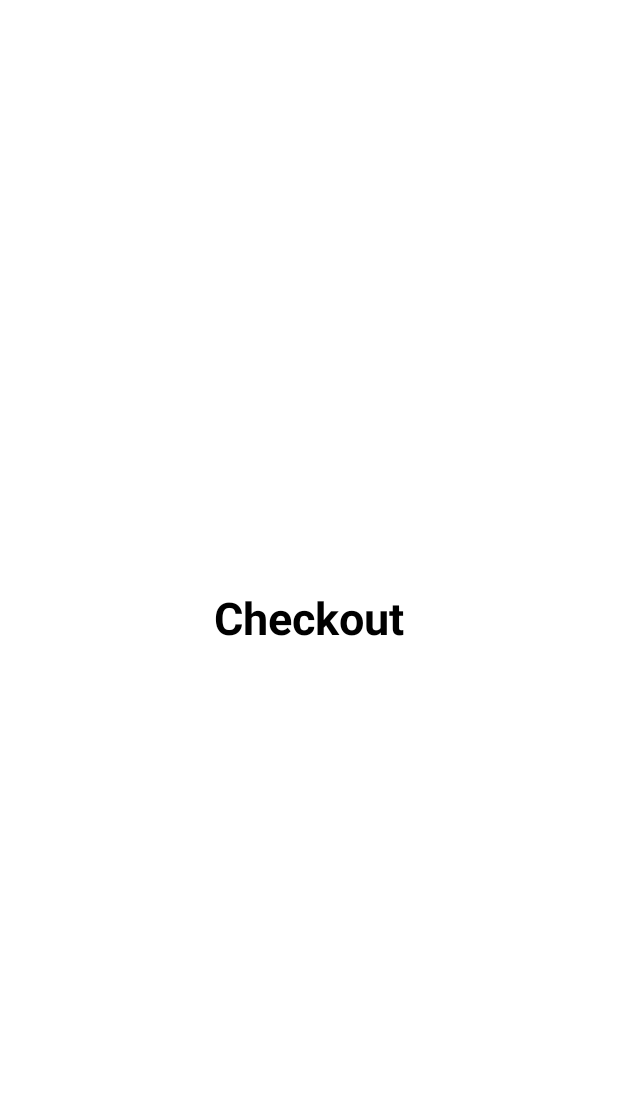
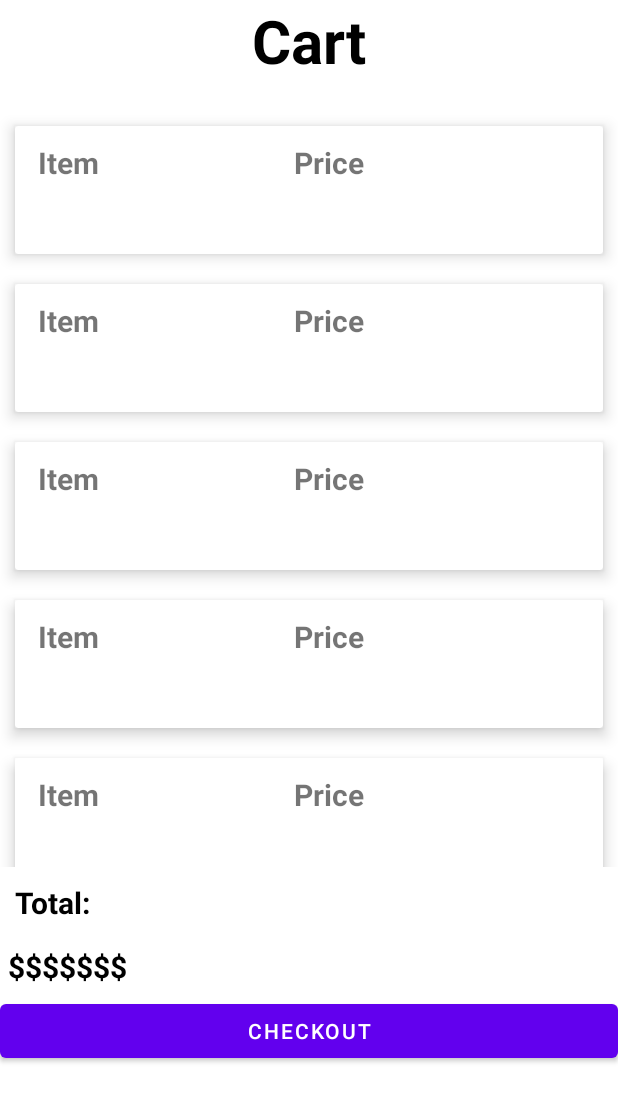
Before and after one commit to jabezj1/CampusCuisine, an Android app: the layout fragment_checkout.xml on its own in the app's theme, with its tools: preview values and no code run, on a phone screen of 412 x 824 dp. Shown: the top 1102 px of the screen. Run offline under Robolectric (Android 15) with nearby library versions, the phone set to English and light mode, and no system bars.

Commit message:
Checkout Fragment Version 1.02

```diff
--- a/app/build.gradle
+++ b/app/build.gradle
@@ -64,6 +64,13 @@ dependencies {
     androidTestImplementation 'androidx.test.espresso:espresso-core:3.4.0'
 
     implementation 'com.github.ismaeldivita:chip-navigation-bar:1.4.0'
+
+
+    // for adding recyclerview
+    implementation 'androidx.recyclerview:recyclerview:1.2.0'
+
+    // for adding cardview
+    implementation 'androidx.cardview:cardview:1.0.0'
 }
 
 secrets {
--- a/app/src/main/java/com/example/campuscuisine/CheckoutFragment.kt
+++ b/app/src/main/java/com/example/campuscuisine/CheckoutFragment.kt
@@ -5,6 +5,8 @@ import androidx.fragment.app.Fragment
 import android.view.LayoutInflater
 import android.view.View
 import android.view.ViewGroup
+import androidx.recyclerview.widget.LinearLayoutManager
+import androidx.recyclerview.widget.RecyclerView
 
 
 class CheckoutFragment : Fragment() {
@@ -15,4 +17,33 @@ class CheckoutFragment : Fragment() {
     ): View? {
         return inflater.inflate(R.layout.fragment_checkout, container, false)
     }
+
+
+    override fun onViewCreated(view: View, savedInstanceState: Bundle?) {
+        super.onViewCreated(view, savedInstanceState)
+
+        val recyclerview = view?.findViewById<RecyclerView>(R.id.recyclerview)
+
+        // this creates a vertical layout Manager
+        if (recyclerview != null) {
+            recyclerview.layoutManager = LinearLayoutManager(activity)
+        }
+
+        // ArrayList of class ItemsViewModel
+        val data = ArrayList<ItemsViewModel>()
+
+        // This loop will create 20 Views containing
+        // the image with the count of view
+        for (i in 1..20) {
+            data.add(ItemsViewModel("$"+i, "Item " + i))
+        }
+
+        // This will pass the ArrayList to our Adapter
+        val adapter = CustomAdapter(data)
+
+        // Setting the Adapter with the recyclerview
+        if (recyclerview != null) {
+            recyclerview.adapter = adapter
+        }
+    }
 }
--- /dev/null
+++ b/app/src/main/java/com/example/campuscuisine/CustomAdapter.kt
@@ -0,0 +1,49 @@
+package com.example.campuscuisine
+
+import android.view.LayoutInflater
+import android.view.View
+import android.view.ViewGroup
+import android.widget.TextView
+import androidx.recyclerview.widget.RecyclerView
+
+class CustomAdapter(private val mList: List<ItemsViewModel>) : RecyclerView.Adapter<CustomAdapter.ViewHolder>() {
+
+    // create new views
+    override fun onCreateViewHolder(parent: ViewGroup, viewType: Int): ViewHolder {
+        // inflates the card_view_design view
+        // that is used to hold list item
+        val view = LayoutInflater.from(parent.context)
+            .inflate(R.layout.card_view, parent, false)
+
+        return ViewHolder(view)
+    }
+
+    // binds the list items to a view
+    override fun onBindViewHolder(holder: ViewHolder, position: Int) {
+
+        val ItemsViewModel = mList[position]
+
+        // sets the image to the imageview from our itemHolder class
+//        holder.imageView.setImageResource(ItemsViewModel.image)
+
+
+        // sets the text to the price from our itemHolder class
+        holder.priceView.text = ItemsViewModel.price
+
+        // sets the text to the textview from our itemHolder class
+        holder.textView.text = ItemsViewModel.text
+
+    }
+
+    // return the number of the items in the list
+    override fun getItemCount(): Int {
+        return mList.size
+    }
+
+    // Holds the views for adding it to image and text
+    class ViewHolder(ItemView: View) : RecyclerView.ViewHolder(ItemView) {
+//        val imageView: ImageView = itemView.findViewById(R.id.imageview)
+        val textView: TextView = itemView.findViewById(R.id.textView)
+        val priceView : TextView = itemView.findViewById(R.id.priceView)
+    }
+}
--- /dev/null
+++ b/app/src/main/java/com/example/campuscuisine/ItemsViewModel.kt
@@ -0,0 +1,4 @@
+package com.example.campuscuisine
+
+data class ItemsViewModel(val price: String, val text: String) {
+}
--- /dev/null
+++ b/app/src/main/res/layout/card_view.xml
@@ -0,0 +1,47 @@
+<?xml version="1.0" encoding="utf-8"?>
+<androidx.cardview.widget.CardView
+    xmlns:android="http://schemas.android.com/apk/res/android"
+    xmlns:app="http://schemas.android.com/apk/res-auto"
+    android:layout_width="match_parent"
+    android:layout_height="85dp"
+    android:layout_margin="10dp"
+    app:cardElevation="6dp">
+
+    <LinearLayout
+        android:layout_marginTop="5dp"
+        android:layout_width="match_parent"
+        android:layout_height="wrap_content"
+        android:orientation="horizontal"
+        android:padding="5dp">
+
+<!--        <ImageView-->
+<!--            android:id="@+id/imageview"-->
+<!--            android:layout_width="60dp"-->
+<!--            android:layout_height="60dp" />-->
+
+        <TextView
+            android:id="@+id/textView"
+            android:layout_width="wrap_content"
+            android:layout_height="wrap_content"
+            android:layout_marginStart="10dp"
+            android:layout_marginLeft="15dp"
+            android:text="Item"
+            android:textSize="20sp"
+            android:textStyle="bold" />
+
+
+        <TextView
+            android:id="@+id/priceView"
+            android:layout_width="wrap_content"
+            android:layout_height="wrap_content"
+            android:layout_marginStart="10dp"
+            android:layout_marginLeft="15dp"
+            android:paddingLeft="120dp"
+            android:text="Price"
+            android:textAlignment="textEnd"
+            android:textSize="20sp"
+            android:textStyle="bold" />
+
+    </LinearLayout>
+
+</androidx.cardview.widget.CardView>
--- a/app/src/main/res/layout/fragment_checkout.xml
+++ b/app/src/main/res/layout/fragment_checkout.xml
@@ -1,17 +1,65 @@
 <?xml version="1.0" encoding="utf-8"?>
-<FrameLayout xmlns:android="http://schemas.android.com/apk/res/android"
+<LinearLayout
+    xmlns:android="http://schemas.android.com/apk/res/android"
     xmlns:tools="http://schemas.android.com/tools"
     android:layout_width="match_parent"
     android:layout_height="match_parent"
-    tools:context=".CheckoutFragment">
+    android:orientation="vertical"
+    tools:context=".MainActivity">
 
     <TextView
-        android:layout_width="wrap_content"
+        android:id="@+id/textView2"
+        android:layout_width="match_parent"
         android:layout_height="wrap_content"
-        android:layout_gravity="center"
-        android:text="Checkout"
-        android:textSize="30sp"
+        android:text="Cart"
+        android:textSize="40dp"
+        android:textAlignment="center"
         android:textColor="@color/black"
-        android:textStyle="bold"/>
+        android:textStyle="bold"
+        />
 
-</FrameLayout>
+    <androidx.recyclerview.widget.RecyclerView
+        android:id="@+id/recyclerview"
+        android:layout_width="match_parent"
+        android:layout_height="504dp"
+        android:layout_marginTop="20dp"
+        tools:itemCount="5"
+        tools:listitem="@layout/card_view" />
+
+    <TextView
+        android:layout_marginTop="30dp"
+        android:id="@+id/textView3"
+        android:layout_width="181dp"
+        android:layout_height="wrap_content"
+        android:text="Total:"
+        android:textColor="@color/black"
+        android:textSize="20dp"
+        android:textStyle="bold"
+        android:layout_margin="10dp"
+
+
+        />
+
+    <TextView
+        android:id="@+id/textView5"
+        android:layout_width="match_parent"
+        android:layout_height="wrap_content"
+        android:text="$$$$$$$"
+        android:textSize="20dp"
+        android:textColor="@color/black"
+        android:textStyle="bold"
+        android:layout_margin="5dp"
+
+
+        />
+
+    <Button
+        android:id="@+id/button"
+        android:layout_width="match_parent"
+        android:layout_height="wrap_content"
+        android:text="Checkout" />
+
+    <!--        tools:listitem="@layout/card_view_design" -->
+
+
+</LinearLayout>
```
